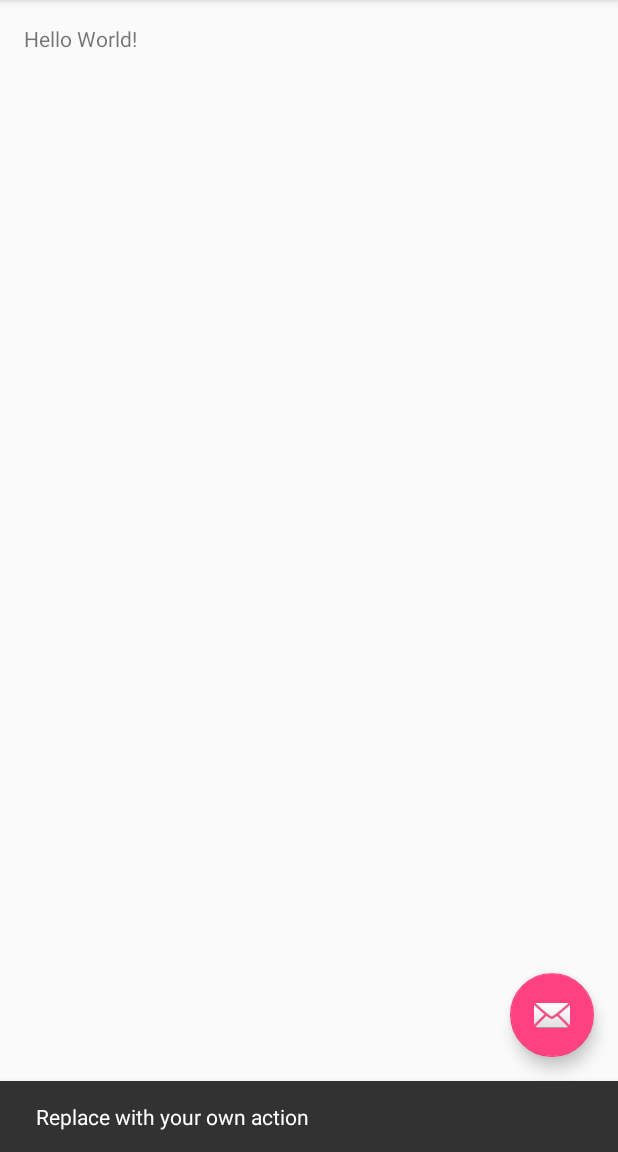
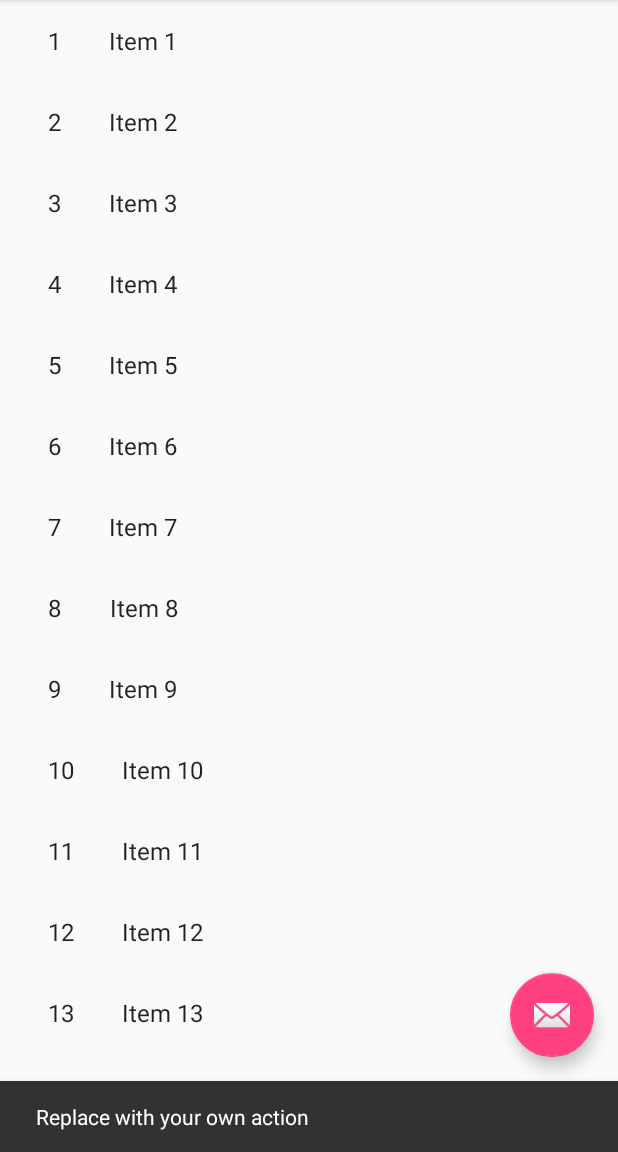
Before and after one commit to gorbi/cis600_project, an Android app: the screen it shows after launch (MainActivity), after a tap on an icon or button, on a phone screen of 412 x 824 dp, the part 84-1236 px from its top. Run offline under Robolectric (Android 15) with nearby library versions, the phone set to English and light mode, and no system bars.

Commit message:
Added dummy recycler view

```diff
--- a/app/build.gradle
+++ b/app/build.gradle
@@ -26,5 +26,8 @@ dependencies {
     })
     compile 'com.android.support:appcompat-v7:25.3.1'
     compile 'com.android.support:design:25.3.1'
+    compile 'com.github.apache:commons-net:NET_3_6'
+    compile 'com.android.support:support-v4:25.3.1'
+    compile 'com.android.support:recyclerview-v7:25.3.1'
     testCompile 'junit:junit:4.12'
 }
--- /dev/null
+++ b/app/src/main/java/com/mkchaudh/nnataraj/orangeftp/FolderItemFragment.java
@@ -0,0 +1,108 @@
+package com.mkchaudh.nnataraj.orangeftp;
+
+import android.content.Context;
+import android.os.Bundle;
+import android.support.v4.app.Fragment;
+import android.support.v7.widget.GridLayoutManager;
+import android.support.v7.widget.LinearLayoutManager;
+import android.support.v7.widget.RecyclerView;
+import android.view.LayoutInflater;
+import android.view.View;
+import android.view.ViewGroup;
+import com.mkchaudh.nnataraj.orangeftp.dummy.DummyContent;
+import com.mkchaudh.nnataraj.orangeftp.dummy.DummyContent.DummyItem;
+
+import java.util.List;
+
+/**
+ * A fragment representing a list of Items.
+ * <p/>
+ * Activities containing this fragment MUST implement the {@link OnListFragmentInteractionListener}
+ * interface.
+ */
+public class FolderItemFragment extends Fragment {
+
+    // TODO: Customize parameter argument names
+    private static final String ARG_COLUMN_COUNT = "column-count";
+    // TODO: Customize parameters
+    private int mColumnCount = 1;
+    private OnListFragmentInteractionListener mListener;
+
+    /**
+     * Mandatory empty constructor for the fragment manager to instantiate the
+     * fragment (e.g. upon screen orientation changes).
+     */
+    public FolderItemFragment() {
+    }
+
+    // TODO: Customize parameter initialization
+    @SuppressWarnings("unused")
+    public static FolderItemFragment newInstance(int columnCount) {
+        FolderItemFragment fragment = new FolderItemFragment();
+        Bundle args = new Bundle();
+        args.putInt(ARG_COLUMN_COUNT, columnCount);
+        fragment.setArguments(args);
+        return fragment;
+    }
+
+    @Override
+    public void onCreate(Bundle savedInstanceState) {
+        super.onCreate(savedInstanceState);
+
+        if (getArguments() != null) {
+            mColumnCount = getArguments().getInt(ARG_COLUMN_COUNT);
+        }
+    }
+
+    @Override
+    public View onCreateView(LayoutInflater inflater, ViewGroup container,
+                             Bundle savedInstanceState) {
+        View view = inflater.inflate(R.layout.fragment_folderitem_list, container, false);
+
+        // Set the adapter
+        if (view instanceof RecyclerView) {
+            Context context = view.getContext();
+            RecyclerView recyclerView = (RecyclerView) view;
+            if (mColumnCount <= 1) {
+                recyclerView.setLayoutManager(new LinearLayoutManager(context));
+            } else {
+                recyclerView.setLayoutManager(new GridLayoutManager(context, mColumnCount));
+            }
+            recyclerView.setAdapter(new MyFolderItemRecyclerViewAdapter(DummyContent.ITEMS, mListener));
+        }
+        return view;
+    }
+
+
+    @Override
+    public void onAttach(Context context) {
+        super.onAttach(context);
+        if (context instanceof OnListFragmentInteractionListener) {
+            mListener = (OnListFragmentInteractionListener) context;
+        } else {
+            throw new RuntimeException(context.toString()
+                    + " must implement OnListFragmentInteractionListener");
+        }
+    }
+
+    @Override
+    public void onDetach() {
+        super.onDetach();
+        mListener = null;
+    }
+
+    /**
+     * This interface must be implemented by activities that contain this
+     * fragment to allow an interaction in this fragment to be communicated
+     * to the activity and potentially other fragments contained in that
+     * activity.
+     * <p/>
+     * See the Android Training lesson <a href=
+     * "http://developer.android.com/training/basics/fragments/communicating.html"
+     * >Communicating with Other Fragments</a> for more information.
+     */
+    public interface OnListFragmentInteractionListener {
+        // TODO: Update argument type and name
+        void onListFragmentInteraction(DummyItem item);
+    }
+}
--- a/app/src/main/java/com/mkchaudh/nnataraj/orangeftp/MainActivity.java
+++ b/app/src/main/java/com/mkchaudh/nnataraj/orangeftp/MainActivity.java
@@ -8,8 +8,9 @@ import android.support.v7.widget.Toolbar;
 import android.view.View;
 import android.view.Menu;
 import android.view.MenuItem;
+import com.mkchaudh.nnataraj.orangeftp.dummy.DummyContent;
 
-public class MainActivity extends AppCompatActivity {
+public class MainActivity extends AppCompatActivity implements FolderItemFragment.OnListFragmentInteractionListener {
 
     @Override
     protected void onCreate(Bundle savedInstanceState) {
@@ -26,6 +27,10 @@ public class MainActivity extends AppCompatActivity {
                         .setAction("Action", null).show();
             }
         });
+
+        getSupportFragmentManager().beginTransaction()
+                .replace(R.id.fragment, FolderItemFragment.newInstance(1))
+                .commit();
     }
 
     @Override
@@ -49,4 +54,9 @@ public class MainActivity extends AppCompatActivity {
 
         return super.onOptionsItemSelected(item);
     }
+
+    @Override
+    public void onListFragmentInteraction(DummyContent.DummyItem item) {
+
+    }
 }
--- /dev/null
+++ b/app/src/main/java/com/mkchaudh/nnataraj/orangeftp/MyFolderItemRecyclerViewAdapter.java
@@ -0,0 +1,77 @@
+package com.mkchaudh.nnataraj.orangeftp;
+
+import android.support.v7.widget.RecyclerView;
+import android.view.LayoutInflater;
+import android.view.View;
+import android.view.ViewGroup;
+import android.widget.TextView;
+
+import com.mkchaudh.nnataraj.orangeftp.FolderItemFragment.OnListFragmentInteractionListener;
+import com.mkchaudh.nnataraj.orangeftp.dummy.DummyContent.DummyItem;
+
+import java.util.List;
+
+/**
+ * {@link RecyclerView.Adapter} that can display a {@link DummyItem} and makes a call to the
+ * specified {@link OnListFragmentInteractionListener}.
+ * TODO: Replace the implementation with code for your data type.
+ */
+public class MyFolderItemRecyclerViewAdapter extends RecyclerView.Adapter<MyFolderItemRecyclerViewAdapter.ViewHolder> {
+
+    private final List<DummyItem> mValues;
+    private final OnListFragmentInteractionListener mListener;
+
+    public MyFolderItemRecyclerViewAdapter(List<DummyItem> items, OnListFragmentInteractionListener listener) {
+        mValues = items;
+        mListener = listener;
+    }
+
+    @Override
+    public ViewHolder onCreateViewHolder(ViewGroup parent, int viewType) {
+        View view = LayoutInflater.from(parent.getContext())
+                .inflate(R.layout.fragment_folderitem, parent, false);
+        return new ViewHolder(view);
+    }
+
+    @Override
+    public void onBindViewHolder(final ViewHolder holder, int position) {
+        holder.mItem = mValues.get(position);
+        holder.mIdView.setText(mValues.get(position).id);
+        holder.mContentView.setText(mValues.get(position).content);
+
+        holder.mView.setOnClickListener(new View.OnClickListener() {
+            @Override
+            public void onClick(View v) {
+                if (null != mListener) {
+                    // Notify the active callbacks interface (the activity, if the
+                    // fragment is attached to one) that an item has been selected.
+                    mListener.onListFragmentInteraction(holder.mItem);
+                }
+            }
+        });
+    }
+
+    @Override
+    public int getItemCount() {
+        return mValues.size();
+    }
+
+    public class ViewHolder extends RecyclerView.ViewHolder {
+        public final View mView;
+        public final TextView mIdView;
+        public final TextView mContentView;
+        public DummyItem mItem;
+
+        public ViewHolder(View view) {
+            super(view);
+            mView = view;
+            mIdView = (TextView) view.findViewById(R.id.id);
+            mContentView = (TextView) view.findViewById(R.id.content);
+        }
+
+        @Override
+        public String toString() {
+            return super.toString() + " '" + mContentView.getText() + "'";
+        }
+    }
+}
--- /dev/null
+++ b/app/src/main/java/com/mkchaudh/nnataraj/orangeftp/dummy/DummyContent.java
@@ -0,0 +1,72 @@
+package com.mkchaudh.nnataraj.orangeftp.dummy;
+
+import java.util.ArrayList;
+import java.util.HashMap;
+import java.util.List;
+import java.util.Map;
+
+/**
+ * Helper class for providing sample content for user interfaces created by
+ * Android template wizards.
+ * <p>
+ * TODO: Replace all uses of this class before publishing your app.
+ */
+public class DummyContent {
+
+    /**
+     * An array of sample (dummy) items.
+     */
+    public static final List<DummyItem> ITEMS = new ArrayList<DummyItem>();
+
+    /**
+     * A map of sample (dummy) items, by ID.
+     */
+    public static final Map<String, DummyItem> ITEM_MAP = new HashMap<String, DummyItem>();
+
+    private static final int COUNT = 25;
+
+    static {
+        // Add some sample items.
+        for (int i = 1; i <= COUNT; i++) {
+            addItem(createDummyItem(i));
+        }
+    }
+
+    private static void addItem(DummyItem item) {
+        ITEMS.add(item);
+        ITEM_MAP.put(item.id, item);
+    }
+
+    private static DummyItem createDummyItem(int position) {
+        return new DummyItem(String.valueOf(position), "Item " + position, makeDetails(position));
+    }
+
+    private static String makeDetails(int position) {
+        StringBuilder builder = new StringBuilder();
+        builder.append("Details about Item: ").append(position);
+        for (int i = 0; i < position; i++) {
+            builder.append("\nMore details information here.");
+        }
+        return builder.toString();
+    }
+
+    /**
+     * A dummy item representing a piece of content.
+     */
+    public static class DummyItem {
+        public final String id;
+        public final String content;
+        public final String details;
+
+        public DummyItem(String id, String content, String details) {
+            this.id = id;
+            this.content = content;
+            this.details = details;
+        }
+
+        @Override
+        public String toString() {
+            return content;
+        }
+    }
+}
--- a/app/src/main/res/layout/activity_main.xml
+++ b/app/src/main/res/layout/activity_main.xml
@@ -22,7 +22,11 @@
 
     </android.support.design.widget.AppBarLayout>
 
-    <include layout="@layout/content_main"/>
+    <FrameLayout
+            android:id="@+id/fragment"
+            android:layout_width="match_parent"
+            android:layout_height="match_parent"
+            app:layout_behavior="@string/appbar_scrolling_view_behavior"/>
 
     <android.support.design.widget.FloatingActionButton
             android:id="@+id/fab"
--- a/app/src/main/res/layout/content_main.xml
+++ /dev/null
@@ -1,21 +0,0 @@
-<?xml version="1.0" encoding="utf-8"?>
-<RelativeLayout
-        xmlns:android="http://schemas.android.com/apk/res/android"
-        xmlns:tools="http://schemas.android.com/tools"
-        xmlns:app="http://schemas.android.com/apk/res-auto"
-        android:id="@+id/content_main"
-        android:layout_width="match_parent"
-        android:layout_height="match_parent"
-        android:paddingLeft="@dimen/activity_horizontal_margin"
-        android:paddingRight="@dimen/activity_horizontal_margin"
-        android:paddingTop="@dimen/activity_vertical_margin"
-        android:paddingBottom="@dimen/activity_vertical_margin"
-        app:layout_behavior="@string/appbar_scrolling_view_behavior"
-        tools:showIn="@layout/activity_main"
-        tools:context="com.mkchaudh.nnataraj.orangeftp.MainActivity">
-
-    <TextView
-            android:layout_width="wrap_content"
-            android:layout_height="wrap_content"
-            android:text="Hello World!"/>
-</RelativeLayout>
--- /dev/null
+++ b/app/src/main/res/layout/fragment_folderitem.xml
@@ -0,0 +1,20 @@
+<?xml version="1.0" encoding="utf-8"?>
+<LinearLayout xmlns:android="http://schemas.android.com/apk/res/android"
+              android:layout_width="wrap_content"
+              android:layout_height="wrap_content"
+              android:orientation="horizontal">
+
+    <TextView
+            android:id="@+id/id"
+            android:layout_width="wrap_content"
+            android:layout_height="wrap_content"
+            android:layout_margin="@dimen/text_margin"
+            android:textAppearance="?attr/textAppearanceListItem"/>
+
+    <TextView
+            android:id="@+id/content"
+            android:layout_width="wrap_content"
+            android:layout_height="wrap_content"
+            android:layout_margin="@dimen/text_margin"
+            android:textAppearance="?attr/textAppearanceListItem"/>
+</LinearLayout>
--- /dev/null
+++ b/app/src/main/res/layout/fragment_folderitem_list.xml
@@ -0,0 +1,14 @@
+<?xml version="1.0" encoding="utf-8"?>
+<android.support.v7.widget.RecyclerView
+        xmlns:android="http://schemas.android.com/apk/res/android"
+        xmlns:app="http://schemas.android.com/apk/res-auto"
+        xmlns:tools="http://schemas.android.com/tools"
+        android:id="@+id/list"
+        android:name="com.mkchaudh.nnataraj.orangeftp.FolderItemFragment"
+        android:layout_width="match_parent"
+        android:layout_height="match_parent"
+        android:layout_marginLeft="16dp"
+        android:layout_marginRight="16dp"
+        app:layoutManager="LinearLayoutManager"
+        tools:context="com.mkchaudh.nnataraj.orangeftp.FolderItemFragment"
+        tools:listitem="@layout/fragment_folderitem"/>
--- a/app/src/main/res/values/dimens.xml
+++ b/app/src/main/res/values/dimens.xml
@@ -3,4 +3,5 @@
     <dimen name="activity_horizontal_margin">16dp</dimen>
     <dimen name="activity_vertical_margin">16dp</dimen>
     <dimen name="fab_margin">16dp</dimen>
+    <dimen name="text_margin">16dp</dimen>
 </resources>
--- a/build.gradle
+++ b/build.gradle
@@ -15,6 +15,7 @@ buildscript {
 allprojects {
     repositories {
         jcenter()
+        maven { url 'https://jitpack.io' }
     }
 }
 
```
